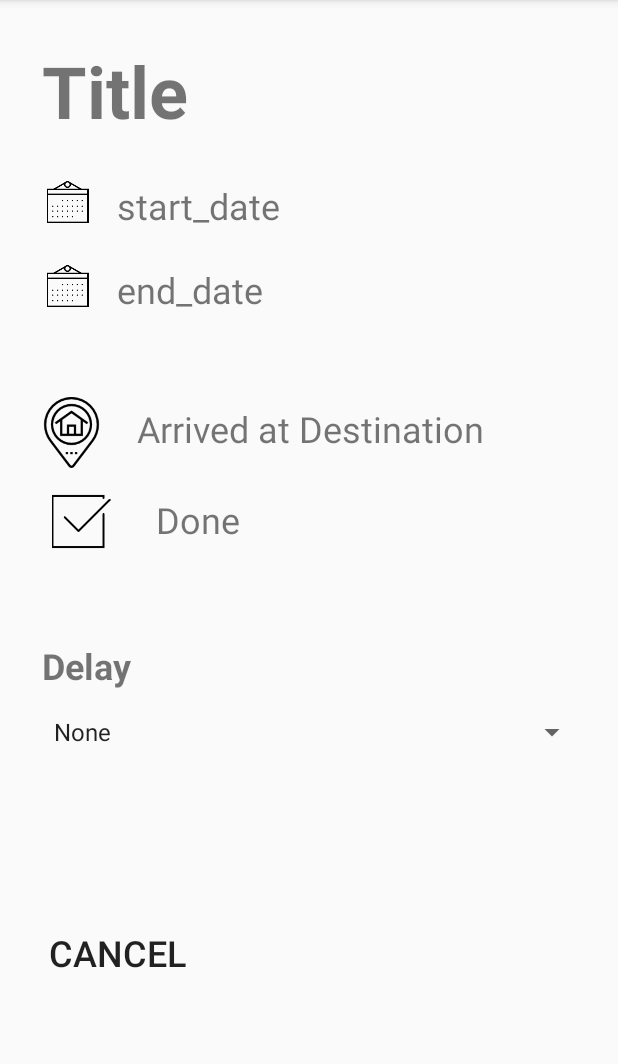
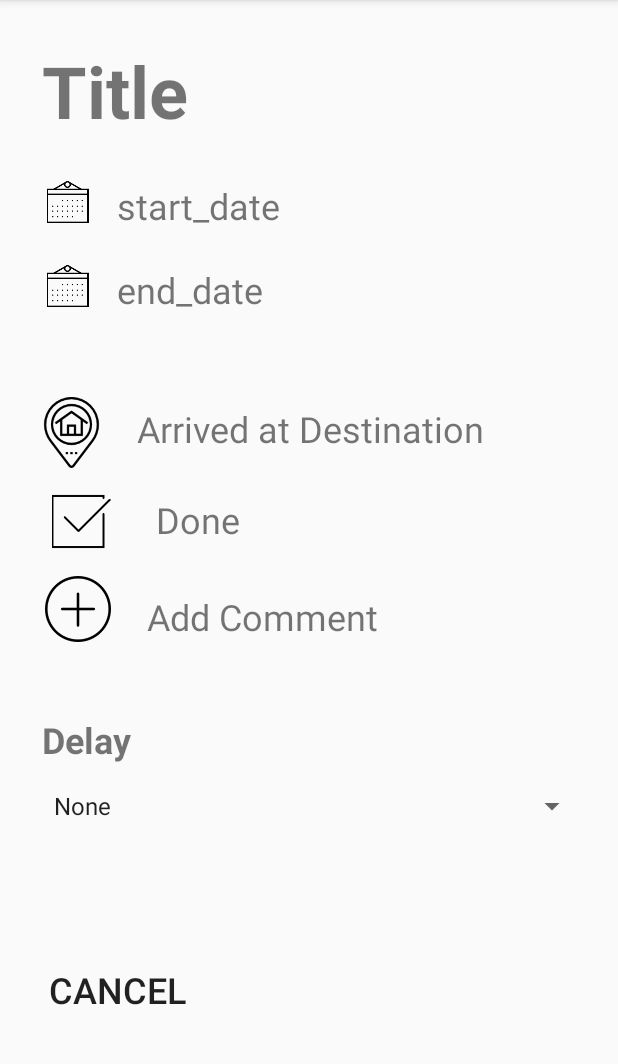
Before and after one commit to London18/team-1, an Android app: the SitActivity screen opened directly, with no data from a screen before it, on a phone screen of 412 x 824 dp, the part 84-1148 px from its top. Run offline under Robolectric (Android 15) with nearby library versions, the phone set to English and light mode, and no system bars.

Commit message:
Add Comment #ShareYourThoughts

```diff
--- a/Android/JuliasHouse/app/src/main/res/layout/sit_layout.xml
+++ b/Android/JuliasHouse/app/src/main/res/layout/sit_layout.xml
@@ -126,12 +126,12 @@
         android:layout_width="wrap_content"
         android:layout_height="wrap_content"
         android:layout_marginStart="28dp"
-        android:layout_marginTop="60dp"
+        android:layout_marginTop="48dp"
         android:text="Delay"
         android:textSize="24dp"
         android:textStyle="bold"
         app:layout_constraintStart_toStartOf="parent"
-        app:layout_constraintTop_toBottomOf="@+id/imageView3" />
+        app:layout_constraintTop_toBottomOf="@+id/imageView6" />
 
     <TextView
         android:id="@+id/textView5"
@@ -144,4 +144,25 @@
         app:layout_constraintStart_toEndOf="@+id/imageView3"
         app:layout_constraintTop_toBottomOf="@+id/textView2" />
 
+    <TextView
+        android:id="@+id/textView6"
+        android:layout_width="wrap_content"
+        android:layout_height="wrap_content"
+        android:layout_marginStart="24dp"
+        android:layout_marginTop="32dp"
+        android:text="Add Comment"
+        android:textSize="24dp"
+        app:layout_constraintStart_toEndOf="@+id/imageView6"
+        app:layout_constraintTop_toBottomOf="@+id/textView5" />
+
+    <ImageView
+        android:id="@+id/imageView6"
+        android:layout_width="44dp"
+        android:layout_height="45dp"
+        android:layout_marginStart="30dp"
+        android:layout_marginTop="16dp"
+        app:layout_constraintStart_toStartOf="parent"
+        app:layout_constraintTop_toBottomOf="@+id/imageView3"
+        app:srcCompat="@drawable/plus" />
+
 </android.support.constraint.ConstraintLayout>
```
Also changed, not shown: Android/JuliasHouse/app/src/main/res/drawable/comment.png (added), Android/JuliasHouse/app/src/main/res/drawable/plus.png (added).
